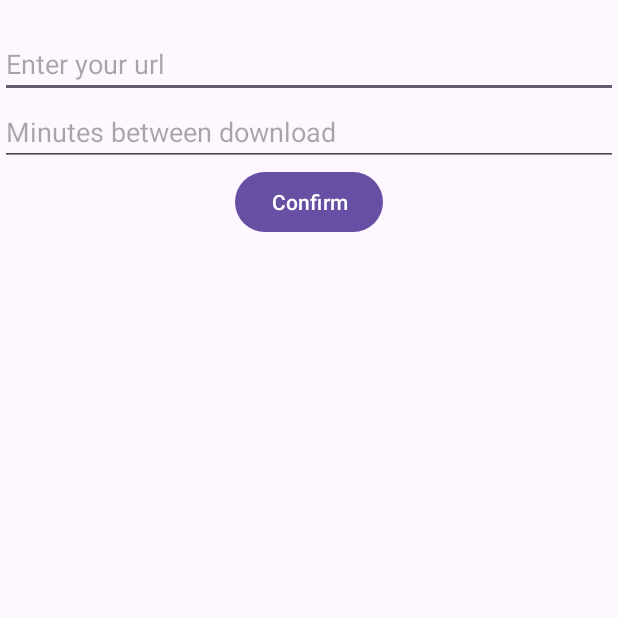
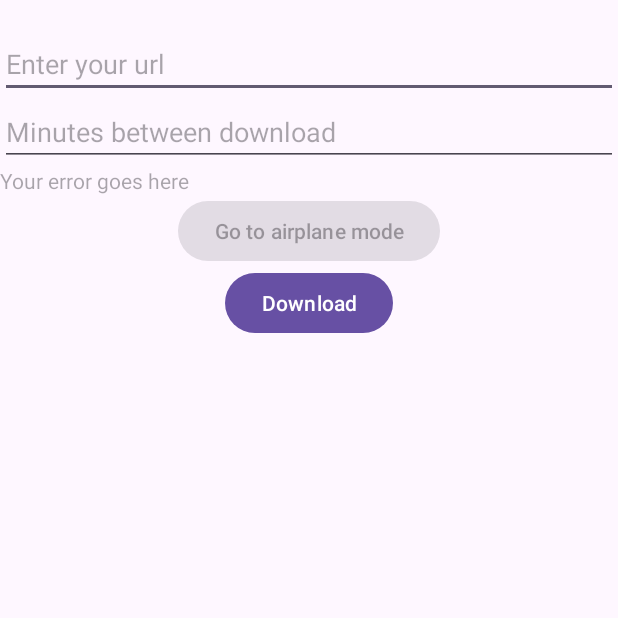
Before and after one commit to yumutian20020315/quizdroid, an Android app: the screen it shows after launch (Setting), after a tap on "Preference", on a phone screen of 412 x 824 dp, the top half of it. Run offline under Robolectric (Android 15) with nearby library versions, the phone set to English and light mode, and no system bars.

```diff
--- a/QuizDroid/app/src/main/AndroidManifest.xml
+++ b/QuizDroid/app/src/main/AndroidManifest.xml
@@ -3,7 +3,10 @@
     xmlns:tools="http://schemas.android.com/tools"
     xmlns:app="http://schemas.android.com/apk/res-auto">
 
+    <uses-permission android:name="android.permission.ACCESS_NETWORK_STATE" />
     <uses-permission android:name="android.permission.INTERNET" />
+    <uses-permission android:name="android.permission.WRITE_EXTERNAL_STORAGE"/>
+
 
     <application
         android:name=".QuizApp"
@@ -15,7 +18,8 @@
         android:roundIcon="@mipmap/ic_launcher_round"
         android:supportsRtl="true"
         android:theme="@style/Theme.QuizDroid"
-        tools:targetApi="31">
+        tools:targetApi="31"
+        android:networkSecurityConfig="@xml/network_security_config">
 
 
 
--- a/QuizDroid/app/src/main/java/edu/uw/ischool/mutiay/quizdroid/MainActivity.kt
+++ b/QuizDroid/app/src/main/java/edu/uw/ischool/mutiay/quizdroid/MainActivity.kt
@@ -33,19 +33,34 @@ class MainActivity : AppCompatActivity() {
         super.onCreate(savedInstanceState)
         setContentView(R.layout.activity_main)
 
+        load()
 
+
+    }
+
+    override fun onResume() {
+        super.onResume()
+        Log.i("OnResume()", "onResume called")
+        barText = findViewById(R.id.showme)
+
+        val prefs = this.getSharedPreferences("shared_prefs", Context.MODE_PRIVATE)
+
+        val message1 = prefs.getString("url_download", "Default URL")
+        val message2 = prefs.getString("minutes_between_download", "Default Minutes")
+
+        barText.setText("URl: $message1  Interval: $message2")
+        load()
+    }
+
+    private fun load() {
         // get the repo in and access titles
         val repo = (application as QuizApp).accessRepo()
+        repo.refreshrepo("questions.json")
+
         val titles = repo.getTopicsnames()
 
         //get action bar
         setSupportActionBar(findViewById(R.id.my_toolbar))
-
-
-
-        val titlesWithDes = repo.getTitleswithDes()
-
-
 
 
 
@@ -61,9 +76,6 @@ class MainActivity : AppCompatActivity() {
             }
         }
 
-        // old list view
-//        val adapter = ArrayAdapter<String>(this,
-//            android.R.layout.simple_list_item_1, titlesWithDes)
 
         // new version of listview with icons
         val adapter = TopicArrayAdapter(this, R.layout.topic_list_item, repo.getAlltopics())
@@ -82,22 +94,7 @@ class MainActivity : AppCompatActivity() {
 
             }
         }
-
     }
-
-    override fun onResume() {
-        super.onResume()
-        Log.i("OnResume()", "onResume called")
-        barText = findViewById(R.id.showme)
-
-        val prefs = this.getSharedPreferences("shared_prefs", Context.MODE_PRIVATE)
-
-        val message1 = prefs.getString("url_download", "Default URL")
-        val message2 = prefs.getString("minutes_between_download", "Default Minutes")
-
-        barText.setText("URl: $message1  Interval: $message2")
-    }
-
 
 
 }
--- a/QuizDroid/app/src/main/java/edu/uw/ischool/mutiay/quizdroid/QuizApp.kt
+++ b/QuizDroid/app/src/main/java/edu/uw/ischool/mutiay/quizdroid/QuizApp.kt
@@ -29,6 +29,7 @@ interface TopicRepository {
     fun findTopicbyName(title: String): Topic?
     fun findQuizbyIndex(title: String, index: Int): Quiz?
     fun getAlltopics():MutableList<Topic>
+    fun refreshrepo(fileName: String)
 
     // my operations
     fun getTopicsnames(): List<String>
@@ -37,7 +38,6 @@ interface TopicRepository {
 
 
 }
-
 
 
 
@@ -129,10 +129,10 @@ class MockTopicRepository(private val context: Context): TopicRepository {
     )
 
     init {
-        loadTopicsFromJsonFile("my_questions.json")
+        refreshrepo("questions.json")
     }
 
-    private fun loadTopicsFromJsonFile(fileName: String) {
+     override fun refreshrepo(fileName: String) {
         val file = File(context.filesDir, fileName)
         if (file.exists()) {
             val jsonString = file.readText(Charsets.UTF_8)
@@ -143,7 +143,6 @@ class MockTopicRepository(private val context: Context): TopicRepository {
             parseTopics(jsonString).let {
                 items.addAll(it)
             }
-            Log.e("MockTopicRepository", "File OK")
         } else {
             Log.e("MockTopicRepository", "File does not exist: $fileName. Using hardcoded data.")
         }
--- a/QuizDroid/app/src/main/res/layout/activity_setting.xml
+++ b/QuizDroid/app/src/main/res/layout/activity_setting.xml
@@ -30,12 +30,31 @@
         app:layout_constraintEnd_toEndOf="parent"
         android:textColor="@color/black"/>
 
+    <TextView
+        android:id="@+id/error"
+        android:layout_width="0dp"
+        android:layout_height="wrap_content"
+        android:hint="Your error goes here"
+        app:layout_constraintTop_toBottomOf="@id/minutesInput"
+        app:layout_constraintStart_toStartOf="parent"
+        app:layout_constraintEnd_toEndOf="parent"
+        android:textColor="#CF1138"/>
+    <Button
+        android:id="@+id/airmode_button"
+        android:layout_width="wrap_content"
+        android:layout_height="wrap_content"
+        android:text="Go to airplane mode"
+        app:layout_constraintTop_toBottomOf="@id/error"
+        app:layout_constraintStart_toStartOf="parent"
+        app:layout_constraintEnd_toEndOf="parent"
+        android:enabled="false"/>
+
     <Button
         android:id="@+id/confirm_button"
         android:layout_width="wrap_content"
         android:layout_height="wrap_content"
-        android:text="Confirm"
-        app:layout_constraintTop_toBottomOf="@id/minutesInput"
+        android:text="Download"
+        app:layout_constraintTop_toBottomOf="@id/airmode_button"
         app:layout_constraintStart_toStartOf="parent"
         app:layout_constraintEnd_toEndOf="parent"
         android:enabled="true"/>
--- /dev/null
+++ b/QuizDroid/app/src/main/res/xml/network_security_config.xml
@@ -0,0 +1,6 @@
+<?xml version="1.0" encoding="utf-8"?>
+<network-security-config>
+    <domain-config cleartextTrafficPermitted="true">
+        <domain includeSubdomains="true">tednewardsandbox.site44.com</domain>
+    </domain-config>
+</network-security-config>
```
Also changed, not shown: QuizDroid/app/src/main/java/edu/uw/ischool/mutiay/quizdroid/Setting.kt (+132 -3 lines).
